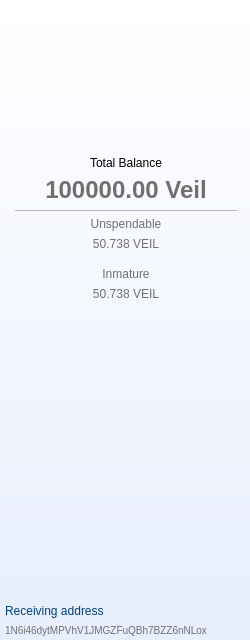
The window that src/qt/veil/forms/balance.ui (Veil-Project/veil) describes before a commit, drawn with Qt 5.
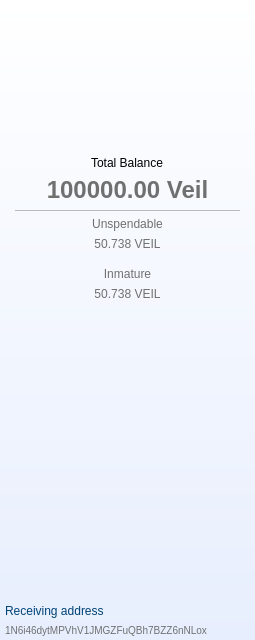
The same window after the commit. Icons and pictures are not drawn.

```diff
--- a/src/qt/veil/forms/balance.ui
+++ b/src/qt/veil/forms/balance.ui
@@ -6,13 +6,13 @@
    <rect>
     <x>0</x>
     <y>0</y>
-    <width>250</width>
+    <width>255</width>
     <height>640</height>
    </rect>
   </property>
   <property name="minimumSize">
    <size>
-    <width>250</width>
+    <width>255</width>
     <height>640</height>
    </size>
   </property>
```
